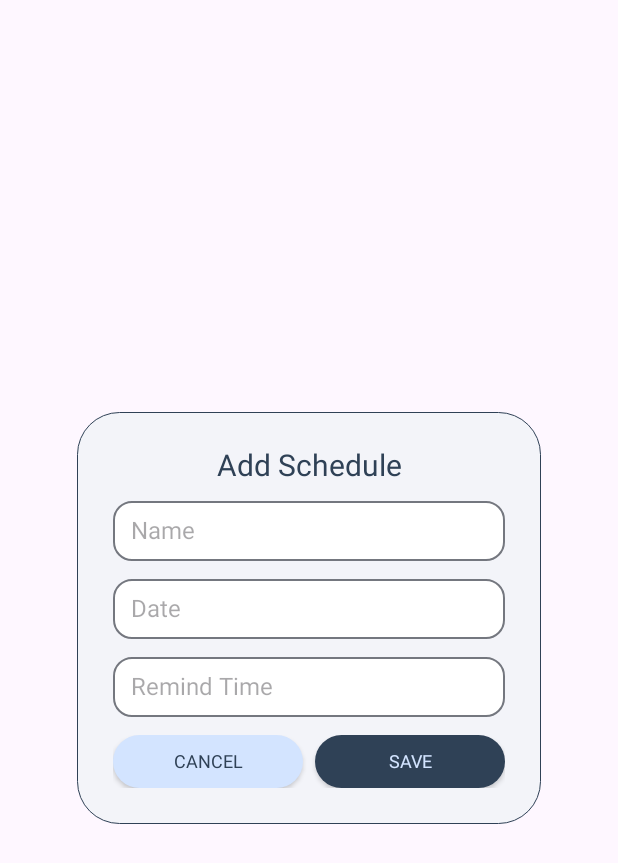
After one commit to Chapter-3-3-Android/CONTACT-APP, an Android app: the layout fragment_add_schedule_dialog.xml on its own in the app's theme, with its tools: preview values and no code run, on a phone screen of 412 x 824 dp. The commit adds this screen. Shown: the top 863 px of the screen. Run offline under Robolectric (Android 15) with nearby library versions, the phone set to English and light mode, and no system bars.

Commit message:
Feat/add schedule dialog (#5)
* add: 다이얼로그 생성

* add(colors): 공통으로 사용할 색상코드 추가

* feat: AddContactDialogFragment UI 구현

* feat: AddScheduleDialog UI 구현

---------

Co-authored-by: rlaxodud214 <rlaxodud214@naver.com>

```diff
--- a/app/src/main/java/com/example/contact_app/data/UserPrivider.kt
+++ b/app/src/main/java/com/example/contact_app/data/UserProvider.kt
@@ -1,10 +1,8 @@
 package com.example.contact_app.data.model
 
 import com.example.contact_app.R
-import java.util.Locale
-import kotlin.random.Random
 
-object UserPrivider {
+object UserProvider {
     var users: List<User>
 
     init {
--- a/app/src/main/java/com/example/contact_app/data/model/Schedule.kt
+++ b/app/src/main/java/com/example/contact_app/data/model/Schedule.kt
@@ -4,6 +4,6 @@ import java.time.LocalTime
 
 data class Schedule(
     val name: String,
-    val time: LocalTime,
-    val remindTime: LocalTime?,
+    val date: String,
+    val remindTime: Int?,
 )
--- a/app/src/main/java/com/example/contact_app/ui/ContactActivity.kt
+++ b/app/src/main/java/com/example/contact_app/ui/ContactActivity.kt
@@ -1,16 +1,10 @@
 package com.example.contact_app.ui
 
 import android.os.Bundle
-import android.util.Log
 import androidx.appcompat.app.AppCompatActivity
-import androidx.fragment.app.Fragment
-import androidx.fragment.app.commit
 import com.example.contact_app.R
-import com.example.contact_app.data.model.UserPrivider
 import com.example.contact_app.databinding.ActivityMainBinding
 import com.example.contact_app.ui.adapter.ViewPagerFragmentAdapter
-import com.google.android.material.tabs.TabLayout
-import com.google.android.material.tabs.TabLayout.Tab
 import com.google.android.material.tabs.TabLayoutMediator
 
 class ContactActivity : AppCompatActivity() {
--- /dev/null
+++ b/app/src/main/res/drawable/shape_dialog.xml
@@ -0,0 +1,7 @@
+<?xml version="1.0" encoding="utf-8"?>
+<shape xmlns:android="http://schemas.android.com/apk/res/android"
+    android:shape="rectangle">
+    <solid android:color="@color/gray_light"/>
+    <stroke android:color="@color/blue_deep" android:width="0.8dp" />
+    <corners android:radius="28dp"/>
+</shape>
--- /dev/null
+++ b/app/src/main/res/drawable/shape_dialog_btn_dark.xml
@@ -0,0 +1,5 @@
+<?xml version="1.0" encoding="utf-8"?>
+<shape xmlns:android="http://schemas.android.com/apk/res/android">
+    <solid android:color="@color/blue_deep" />
+    <corners android:radius="60dp" />
+</shape>
--- /dev/null
+++ b/app/src/main/res/drawable/shape_dialog_btn_light.xml
@@ -0,0 +1,5 @@
+<?xml version="1.0" encoding="utf-8"?>
+<shape xmlns:android="http://schemas.android.com/apk/res/android">
+    <solid android:color="@color/blue_light" />
+    <corners android:radius="60dp" />
+</shape>
--- /dev/null
+++ b/app/src/main/res/drawable/shape_dialog_et.xml
@@ -0,0 +1,7 @@
+<?xml version="1.0" encoding="utf-8"?>
+<shape xmlns:android="http://schemas.android.com/apk/res/android"
+    android:shape="rectangle">
+    <solid android:color="@color/white"/>
+    <stroke android:color="@color/gray" android:width="1dp"/>
+    <corners android:radius="12dp"/>
+</shape>
--- /dev/null
+++ b/app/src/main/res/layout/fragment_add_schedule_dialog.xml
@@ -0,0 +1,147 @@
+<?xml version="1.0" encoding="utf-8"?>
+<FrameLayout xmlns:android="http://schemas.android.com/apk/res/android"
+    xmlns:app="http://schemas.android.com/apk/res-auto"
+    android:layout_width="match_parent"
+    android:layout_height="match_parent"
+    xmlns:tools="http://schemas.android.com/tools">
+
+    <androidx.constraintlayout.widget.ConstraintLayout
+        android:layout_width="match_parent"
+        android:layout_height="match_parent">
+
+        <androidx.constraintlayout.widget.ConstraintLayout
+            android:layout_width="0dp"
+            android:layout_height="wrap_content"
+            app:layout_constraintWidth_percent="0.75"
+            android:padding="24dp"
+            android:background="@drawable/shape_dialog"
+            app:layout_constraintTop_toTopOf="parent"
+            app:layout_constraintBottom_toBottomOf="parent"
+            app:layout_constraintStart_toStartOf="parent"
+            app:layout_constraintEnd_toEndOf="parent">
+
+            <TextView
+                android:id="@+id/tv_dialog_title"
+                android:layout_width="wrap_content"
+                android:layout_height="wrap_content"
+                tools:text="Add Schedule"
+                app:layout_constraintTop_toTopOf="parent"
+                app:layout_constraintStart_toStartOf="parent"
+                app:layout_constraintEnd_toEndOf="parent"
+                style="@style/dialog.title" />
+
+            <EditText
+                android:id="@+id/et_name"
+                android:layout_width="0dp"
+                android:layout_height="@dimen/dialog_edittext_height"
+                android:layout_marginTop="@dimen/dialog_margin"
+                android:paddingLeft="@dimen/dialog_margin"
+                android:background="@drawable/shape_dialog_et"
+                android:hint="Name"
+                android:inputType="text"
+                app:layout_constraintTop_toBottomOf="@+id/tv_dialog_title"
+                app:layout_constraintStart_toStartOf="parent"
+                app:layout_constraintEnd_toEndOf="parent"
+                style="@style/dialog.edittext"/>
+
+            <TextView
+                android:id="@+id/tv_name_warning"
+                android:layout_width="0dp"
+                android:layout_height="wrap_content"
+                android:layout_marginTop="4dp"
+                android:text="@string/dialog_warning_name"
+                android:paddingLeft="5dp"
+                android:visibility="gone"
+                app:layout_constraintTop_toBottomOf="@+id/et_name"
+                app:layout_constraintStart_toStartOf="@+id/et_name"
+                app:layout_constraintEnd_toEndOf="@+id/et_name"
+                style="@style/dialog.warning" />
+
+            <EditText
+                android:id="@+id/et_date"
+                android:layout_width="0dp"
+                android:layout_height="@dimen/dialog_edittext_height"
+                android:layout_marginTop="@dimen/dialog_margin"
+                android:paddingLeft="@dimen/dialog_margin"
+                android:background="@drawable/shape_dialog_et"
+                android:hint="Date"
+                android:inputType="text"
+                app:layout_constraintTop_toBottomOf="@+id/tv_name_warning"
+                app:layout_constraintStart_toStartOf="@+id/et_name"
+                app:layout_constraintEnd_toEndOf="@+id/et_name"
+                style="@style/dialog.edittext"/>
+
+            <TextView
+                android:id="@+id/tv_date_warning"
+                android:layout_width="0dp"
+                android:layout_height="wrap_content"
+                android:layout_marginTop="4dp"
+                android:text="@string/dialog_warning_time"
+                android:paddingLeft="5dp"
+                android:visibility="gone"
+                app:layout_constraintTop_toBottomOf="@+id/et_date"
+                app:layout_constraintStart_toStartOf="@+id/et_name"
+                app:layout_constraintEnd_toEndOf="@+id/et_name"
+                style="@style/dialog.warning" />
+
+            <EditText
+                android:id="@+id/et_remind_time"
+                android:layout_width="0dp"
+                android:layout_height="@dimen/dialog_edittext_height"
+                android:layout_marginTop="@dimen/dialog_margin"
+                android:paddingLeft="@dimen/dialog_margin"
+                android:background="@drawable/shape_dialog_et"
+                android:hint="Remind Time"
+                android:inputType="number"
+                app:layout_constraintTop_toBottomOf="@+id/tv_date_warning"
+                app:layout_constraintStart_toStartOf="@+id/et_date"
+                app:layout_constraintEnd_toEndOf="@+id/et_date"
+                style="@style/dialog.edittext"/>
+
+            <TextView
+                android:id="@+id/tv_remind_time_warning"
+                android:layout_width="0dp"
+                android:layout_height="wrap_content"
+                android:layout_marginTop="4dp"
+                android:text="@string/dialog_warning_remind_time"
+                android:paddingLeft="5dp"
+                android:visibility="gone"
+                app:layout_constraintTop_toBottomOf="@+id/et_remind_time"
+                app:layout_constraintStart_toStartOf="@+id/et_name"
+                app:layout_constraintEnd_toEndOf="@+id/et_name"
+                style="@style/dialog.warning" />
+
+            <LinearLayout
+                android:layout_width="match_parent"
+                android:layout_height="wrap_content"
+                android:layout_marginTop="@dimen/dialog_margin"
+                app:layout_constraintTop_toBottomOf="@+id/tv_remind_time_warning"
+                app:layout_constraintStart_toStartOf="parent"
+                app:layout_constraintEnd_toEndOf="parent">
+
+                <androidx.appcompat.widget.AppCompatButton
+                    android:id="@+id/btn_negative"
+                    android:layout_width="0dp"
+                    android:layout_height="@dimen/dialog_btn_height"
+                    android:layout_weight="1"
+                    android:background="@drawable/shape_dialog_btn_light"
+                    android:text="@string/dialog_button_negative"
+                    style="@style/dialog.btn.dark"/>
+
+                <androidx.appcompat.widget.AppCompatButton
+                    android:id="@+id/btn_positive"
+                    android:layout_width="0dp"
+                    android:layout_height="@dimen/dialog_btn_height"
+                    android:layout_weight="1"
+                    android:layout_marginStart="8dp"
+                    android:background="@drawable/shape_dialog_btn_dark"
+                    android:text="@string/dialog_button_positive"
+                    style="@style/dialog.btn.light"/>
+
+            </LinearLayout>
+
+        </androidx.constraintlayout.widget.ConstraintLayout>
+
+    </androidx.constraintlayout.widget.ConstraintLayout>
+
+</FrameLayout>
--- a/app/src/main/res/values/dimens.xml
+++ b/app/src/main/res/values/dimens.xml
@@ -1,3 +1,9 @@
 <resources>
     <dimen name="fab_margin">16dp</dimen>
+
+    <!--dialog-->
+    <dimen name="dialog_padding">12dp</dimen>
+    <dimen name="dialog_margin">12dp</dimen>
+    <dimen name="dialog_edittext_height">40dp</dimen>
+    <dimen name="dialog_btn_height">35dp</dimen>
 </resources>
--- a/app/src/main/res/values/strings.xml
+++ b/app/src/main/res/values/strings.xml
@@ -6,6 +6,17 @@
     <string name="second_fragment_label">Second Fragment</string>
     <string name="next">Next</string>
     <string name="previous">Previous</string>
+
+    <!-- dialog -->
+    <string name="dialog_warning_name">이름을 입력해주세요. (1자 이상)</string>
+    <string name="dialog_warning_number">전화번호를 입력해주세요.</string>
+    <string name="dialog_warning_address">주소를 입력해주세요.</string>
+    <string name="dialog_warning_time">날짜를 입력해주세요.</string>
+    <string name="dialog_warning_remind_time">리마인드 시간을 숫자로만 입력해주세요. (분 단위)</string>
+    <string name="dialog_button_negative">Cancel</string>
+    <string name="dialog_button_positive">Save</string>
+
+
 
     <string name="lorem_ipsum">
         Lorem ipsum dolor sit amet, consectetur adipiscing elit. Nam in scelerisque sem. Mauris
--- a/app/src/main/res/values/themes.xml
+++ b/app/src/main/res/values/themes.xml
@@ -6,4 +6,32 @@
     </style>
 
     <style name="Theme.CONTACTAPP" parent="Base.Theme.CONTACTAPP" />
+
+    <!-- text -->
+    <style name="dialog.title" parent="TextAppearance.AppCompat">
+        <item name="android:includeFontPadding">false</item>
+        <item name="android:textSize">20sp</item>
+        <item name="android:textColor">@color/blue_deep</item>
+    </style>
+    <style name="dialog.edittext" parent="TextAppearance.AppCompat">
+        <item name="android:includeFontPadding">false</item>
+        <item name="android:textSize">16sp</item>
+        <item name="android:textColor">@color/blue_deep</item>
+    </style>
+    <style name="dialog.warning" parent="TextAppearance.AppCompat">
+        <item name="android:includeFontPadding">false</item>
+        <item name="android:textSize">9sp</item>
+        <item name="android:textColor">@color/blue_deep</item>
+    </style>
+    <style name="dialog.btn.light" parent="TextAppearance.AppCompat">
+        <item name="android:includeFontPadding">false</item>
+        <item name="android:textSize">12sp</item>
+        <item name="android:textColor">@color/blue_light</item>
+    </style>
+    <style name="dialog.btn.dark" parent="TextAppearance.AppCompat">
+        <item name="android:includeFontPadding">false</item>
+        <item name="android:textSize">12sp</item>
+        <item name="android:textColor">@color/blue_deep</item>
+    </style>
+
 </resources>
```
Also changed, not shown: app/src/main/res/layout/fragment_add_contact_dialog.xml (added, +164 -0 lines), app/src/main/res/drawable/ic_profile.png (added), app/src/main/res/drawable/ic_profile_add.png (added).
